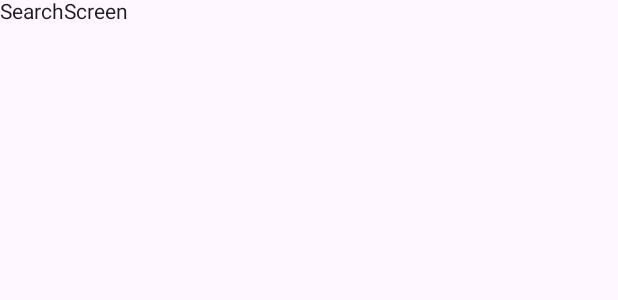
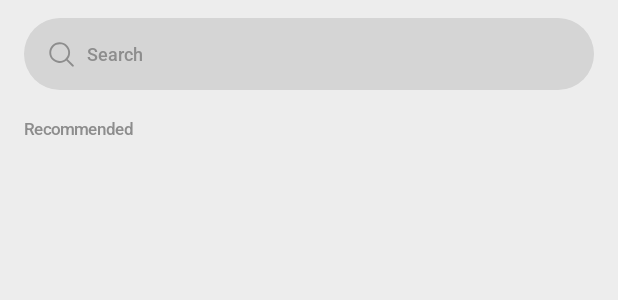
Before and after one commit to Vaishnav-Kanhirathingal/SalsaAssignment, an Android app built with Jetpack Compose: the @Preview function SearchScreenPrev, on a phone screen of 412 x 824 dp. Shown: the top 300 px of the screen. Run offline under Robolectric (Android 15) with nearby library versions, the phone set to English and light mode, and no system bars.

Commit message:
UI changes to SearchScreen.kt

```diff
--- a/Android/app/src/main/java/com/example/salsa/ui/sections/search/SearchScreen.kt
+++ b/Android/app/src/main/java/com/example/salsa/ui/sections/search/SearchScreen.kt
@@ -1,22 +1,129 @@
 package com.example.salsa.ui.sections.search
 
+import androidx.compose.foundation.Image
+import androidx.compose.foundation.background
+import androidx.compose.foundation.clickable
+import androidx.compose.foundation.layout.Arrangement
+import androidx.compose.foundation.layout.Column
+import androidx.compose.foundation.layout.Row
+import androidx.compose.foundation.layout.Spacer
 import androidx.compose.foundation.layout.fillMaxSize
+import androidx.compose.foundation.layout.fillMaxWidth
+import androidx.compose.foundation.layout.height
 import androidx.compose.foundation.layout.padding
-import androidx.compose.material3.Scaffold
+import androidx.compose.foundation.shape.RoundedCornerShape
+import androidx.compose.foundation.text.BasicTextField
 import androidx.compose.material3.Text
 import androidx.compose.runtime.Composable
+import androidx.compose.runtime.mutableStateOf
+import androidx.compose.runtime.remember
+import androidx.compose.ui.Alignment
 import androidx.compose.ui.Modifier
-import com.example.salsa.util.MobilePreview
+import androidx.compose.ui.draw.clip
+import androidx.compose.ui.focus.onFocusChanged
+import androidx.compose.ui.graphics.ColorFilter
+import androidx.compose.ui.graphics.SolidColor
+import androidx.compose.ui.res.painterResource
+import androidx.compose.ui.text.TextStyle
+import androidx.compose.ui.text.font.FontWeight
+import androidx.compose.ui.unit.dp
+import androidx.compose.ui.unit.sp
+import com.example.salsa.R
+import com.example.salsa.ui.theme.Font
+import com.example.salsa.util.MobilePreviewDark
+import com.example.salsa.util.SharedColors
+import com.example.salsa.util.SharedValues.setSizeLimitation
 
 object SearchScreen {
     @Composable
     fun Screen(modifier: Modifier) {
-        Scaffold(
-            modifier = modifier,
+        Content(modifier = modifier)
+    }
+
+    @Composable
+    fun Content(
+        modifier: Modifier
+    ) {
+        Column(
+            modifier = modifier.background(color = SharedColors.SURFACE.color),
+            horizontalAlignment = Alignment.CenterHorizontally,
+            verticalArrangement = Arrangement.Top,
             content = {
+                Spacer(modifier = Modifier.height(height = 12.dp))
+                Row(
+                    modifier = Modifier
+                        .setSizeLimitation()
+                        .fillMaxWidth()
+                        .padding(horizontal = 16.dp)
+                        .clip(shape = RoundedCornerShape(size = 24.dp))
+                        .background(color = SharedColors.SURFACE_CONTAINER.color)
+                        .clickable(onClick = { TODO() })
+                        .padding(horizontal = 16.dp),
+                    horizontalArrangement = Arrangement.spacedBy(space = 8.dp),
+                    verticalAlignment = Alignment.CenterVertically,
+                    content = {
+                        val text = remember { mutableStateOf("") }
+                        val isFocused = remember { mutableStateOf(false) }
+
+                        BasicTextField(
+                            modifier = Modifier
+                                .weight(weight = 1f)
+                                .onFocusChanged(
+                                    onFocusChanged = {
+                                        isFocused.value = it.isFocused
+                                    }
+                                ),
+                            textStyle = TextStyle(
+                                fontFamily = Font.roboto,
+                                fontWeight = FontWeight.Medium,
+                                fontSize = 12.sp,
+                                color = SharedColors.ON_SURFACE_CONTAINER.color,
+                            ),
+                            cursorBrush = SolidColor(value = SharedColors.CURSOR.color),
+                            value = text.value,
+                            onValueChange = { text.value = it },
+                            decorationBox = {
+                                Row(
+                                    modifier = Modifier.fillMaxWidth(),
+                                    horizontalArrangement = Arrangement.spacedBy(space = 8.dp),
+                                    verticalAlignment = Alignment.CenterVertically,
+                                    content = {
+                                        Image(
+                                            painter = painterResource(id = R.drawable.search),
+                                            contentDescription = null,
+                                            colorFilter = ColorFilter.tint(color = SharedColors.ON_SURFACE_CONTAINER.color)
+                                        )
+                                        if (text.value.isEmpty() && !isFocused.value) {
+                                            Text(
+                                                text = "Search",
+                                                fontFamily = Font.roboto,
+                                                fontSize = 12.sp,
+                                                fontWeight = FontWeight.Medium,
+                                                color = SharedColors.ON_SURFACE_CONTAINER.color
+                                            )
+                                        } else {
+                                            it()
+                                        }
+                                    }
+                                )
+                            }
+                        )
+                    }
+                )
                 Text(
-                    modifier = Modifier.padding(paddingValues = it),
-                    text = this::class.simpleName.toString()
+                    modifier = Modifier
+                        .fillMaxWidth()
+                        .padding(
+                            start = 16.dp,
+                            end = 16.dp,
+                            top = 20.dp,
+                            bottom = 12.dp
+                        ),
+                    text = "Recommended",
+                    fontFamily = Font.roboto,
+                    fontSize = 11.sp,
+                    fontWeight = FontWeight.Medium,
+                    color = SharedColors.ON_SURFACE_CONTAINER.color
                 )
             }
         )
@@ -24,7 +131,7 @@ object SearchScreen {
 }
 
 @Composable
-@MobilePreview
+@MobilePreviewDark
 private fun SearchScreenPrev() {
     SearchScreen.Screen(modifier = Modifier.fillMaxSize())
 }
```
